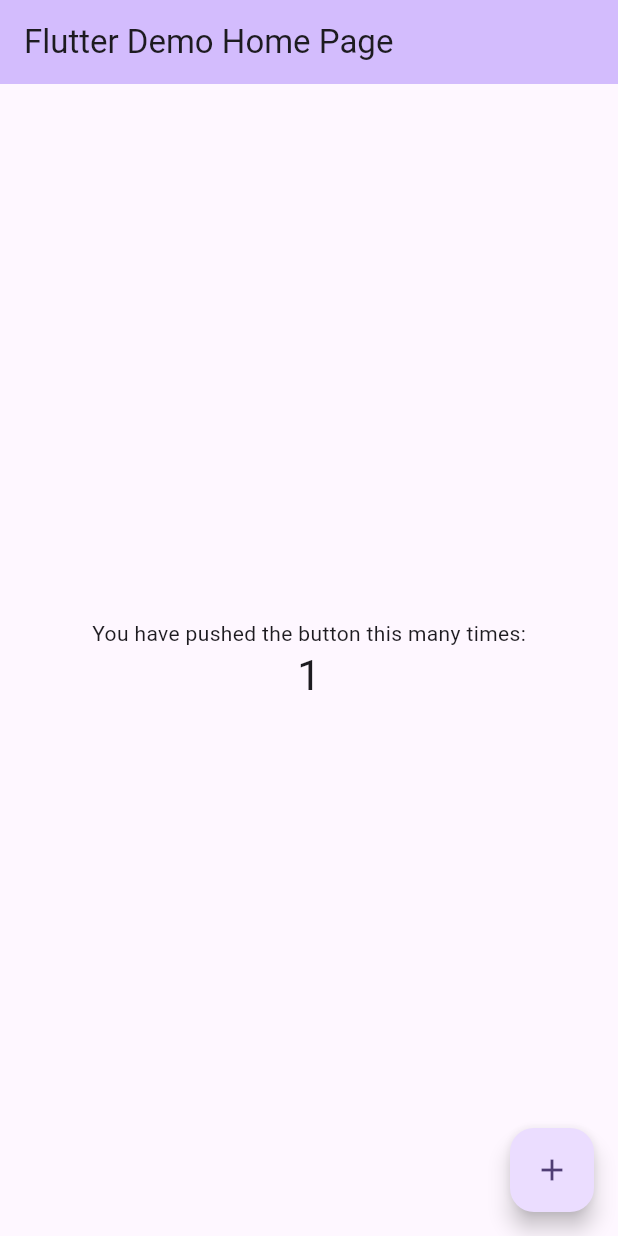
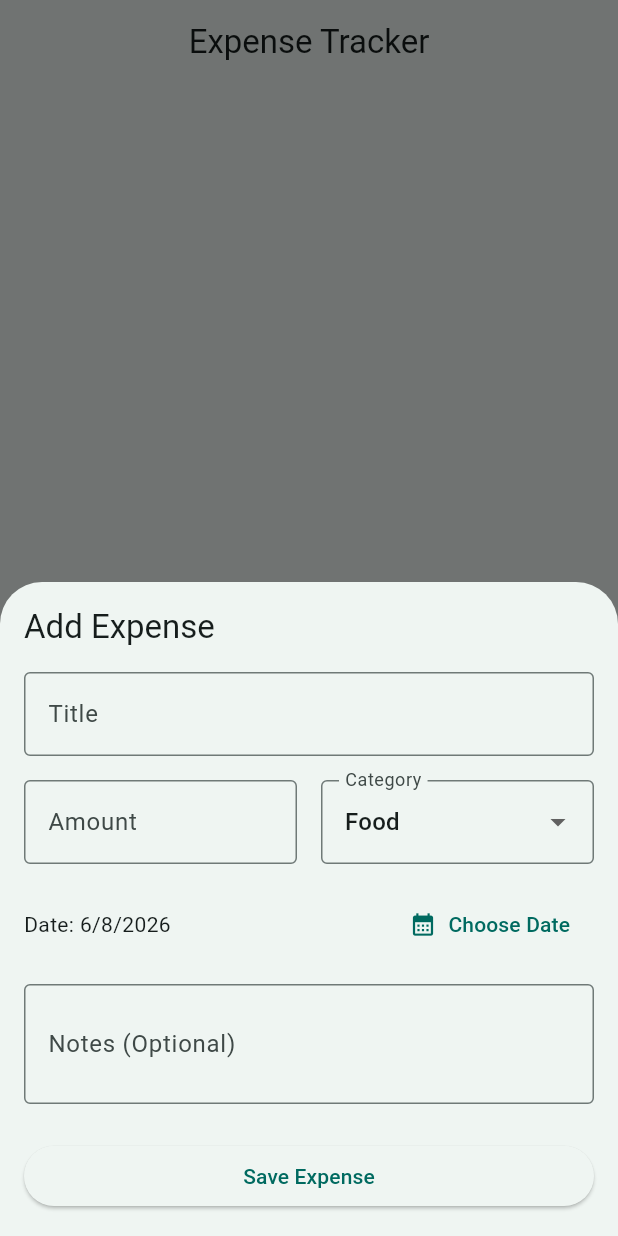
Before and after one commit to abdullahmeen/flutter_expense_tracking_app, a Flutter app: the screen it shows after launch, after a tap on the "add" icon, on a phone screen of 412 x 824 dp. Run offline on Flutter 3.47's test engine with Material 3 defaults, Android fonts, the light colour scheme and no system bars; our stand-ins replace fl_chart.

Commit message:
all changes done

```diff
--- a/lib/main.dart
+++ b/lib/main.dart
@@ -1,122 +1,38 @@
 import 'package:flutter/material.dart';
+import 'package:provider/provider.dart';
+import 'providers/expense_provider.dart';
+import 'screens/home_screen.dart';
 
 void main() {
-  runApp(const MyApp());
+  runApp(
+    ChangeNotifierProvider(
+      create: (context) => ExpenseProvider(),
+      child: const ExpenseTrackerApp(),
+    ),
+  );
 }
 
-class MyApp extends StatelessWidget {
-  const MyApp({super.key});
+class ExpenseTrackerApp extends StatelessWidget {
+  const ExpenseTrackerApp({super.key});
 
-  // This widget is the root of your application.
   @override
   Widget build(BuildContext context) {
     return MaterialApp(
-      title: 'Flutter Demo',
+      title: 'Expense Tracker',
+      debugShowCheckedModeBanner: false,
+      // Light Theme
       theme: ThemeData(
-        // This is the theme of your application.
-        //
-        // TRY THIS: Try running your application with "flutter run". You'll see
-        // the application has a purple toolbar. Then, without quitting the app,
-        // try changing the seedColor in the colorScheme below to Colors.green
-        // and then invoke "hot reload" (save your changes or press the "hot
-        // reload" button in a Flutter-supported IDE, or press "r" if you used
-        // the command line to start the app).
-        //
-        // Notice that the counter didn't reset back to zero; the application
-        // state is not lost during the reload. To reset the state, use hot
-        // restart instead.
-        //
-        // This works for code too, not just values: Most code changes can be
-        // tested with just a hot reload.
-        colorScheme: ColorScheme.fromSeed(seedColor: Colors.deepPurple),
+        colorScheme: ColorScheme.fromSeed(seedColor: Colors.teal, brightness: Brightness.light),
+        useMaterial3: true,
       ),
-      home: const MyHomePage(title: 'Flutter Demo Home Page'),
+      // Dark Theme (Bonus Requirement)
+      darkTheme: ThemeData(
+        colorScheme: ColorScheme.fromSeed(seedColor: Colors.teal, brightness: Brightness.dark),
+        useMaterial3: true,
+      ),
+      // Automatically follows system theme setting
+      themeMode: ThemeMode.system,
+      home: const HomeScreen(),
     );
   }
 }
-
-class MyHomePage extends StatefulWidget {
-  const MyHomePage({super.key, required this.title});
-
-  // This widget is the home page of your application. It is stateful, meaning
-  // that it has a State object (defined below) that contains fields that affect
-  // how it looks.
-
-  // This class is the configuration for the state. It holds the values (in this
-  // case the title) provided by the parent (in this case the App widget) and
-  // used by the build method of the State. Fields in a Widget subclass are
-  // always marked "final".
-
-  final String title;
-
-  @override
-  State<MyHomePage> createState() => _MyHomePageState();
-}
-
-class _MyHomePageState extends State<MyHomePage> {
-  int _counter = 0;
-
-  void _incrementCounter() {
-    setState(() {
-      // This call to setState tells the Flutter framework that something has
-      // changed in this State, which causes it to rerun the build method below
-      // so that the display can reflect the updated values. If we changed
-      // _counter without calling setState(), then the build method would not be
-      // called again, and so nothing would appear to happen.
-      _counter++;
-    });
-  }
-
-  @override
-  Widget build(BuildContext context) {
-    // This method is rerun every time setState is called, for instance as done
-    // by the _incrementCounter method above.
-    //
-    // The Flutter framework has been optimized to make rerunning build methods
-    // fast, so that you can just rebuild anything that needs updating rather
-    // than having to individually change instances of widgets.
-    return Scaffold(
-      appBar: AppBar(
-        // TRY THIS: Try changing the color here to a specific color (to
-        // Colors.amber, perhaps?) and trigger a hot reload to see the AppBar
-        // change color while the other colors stay the same.
-        backgroundColor: Theme.of(context).colorScheme.inversePrimary,
-        // Here we take the value from the MyHomePage object that was created by
-        // the App.build method, and use it to set our appbar title.
-        title: Text(widget.title),
-      ),
-      body: Center(
-        // Center is a layout widget. It takes a single child and positions it
-        // in the middle of the parent.
-        child: Column(
-          // Column is also a layout widget. It takes a list of children and
-          // arranges them vertically. By default, it sizes itself to fit its
-          // children horizontally, and tries to be as tall as its parent.
-          //
-          // Column has various properties to control how it sizes itself and
-          // how it positions its children. Here we use mainAxisAlignment to
-          // center the children vertically; the main axis here is the vertical
-          // axis because Columns are vertical (the cross axis would be
-          // horizontal).
-          //
-          // TRY THIS: Invoke "debug painting" (choose the "Toggle Debug Paint"
-          // action in the IDE, or press "p" in the console), to see the
-          // wireframe for each widget.
-          mainAxisAlignment: MainAxisAlignment.center,
-          children: <Widget>[
-            const Text('You have pushed the button this many times:'),
-            Text(
-              '$_counter',
-              style: Theme.of(context).textTheme.headlineMedium,
-            ),
-          ],
-        ),
-      ),
-      floatingActionButton: FloatingActionButton(
-        onPressed: _incrementCounter,
-        tooltip: 'Increment',
-        child: const Icon(Icons.add),
-      ), // This trailing comma makes auto-formatting nicer for build methods.
-    );
-  }
-}
--- /dev/null
+++ b/lib/models/expense.dart
@@ -0,0 +1,38 @@
+import 'package:uuid/uuid.dart';
+
+const uuid = Uuid();
+
+class Expense {
+  final String id;
+  final String title;
+  final double amount;
+  final String category;
+  final DateTime date;
+  final String? notes;
+
+  Expense({
+    String? id,
+    required this.title,
+    required this.amount,
+    required this.category,
+    required this.date,
+    this.notes,
+  }) : id = id ?? uuid.v4();
+
+  Expense copyWith({
+    String? title,
+    double? amount,
+    String? category,
+    DateTime? date,
+    String? notes,
+  }) {
+    return Expense(
+      id: id,
+      title: title ?? this.title,
+      amount: amount ?? this.amount,
+      category: category ?? this.category,
+      date: date ?? this.date,
+      notes: notes ?? this.notes,
+    );
+  }
+}
--- /dev/null
+++ b/lib/providers/expense_provider.dart
@@ -0,0 +1,49 @@
+import 'package:flutter/material.dart';
+import '../models/expense.dart';
+
+class ExpenseProvider with ChangeNotifier {
+  final List<Expense> _expenses = [];
+
+  // Get expenses sorted by date (most recent first)
+  List<Expense> get expenses {
+    List<Expense> sortedList = [..._expenses];
+    sortedList.sort((a, b) => b.date.compareTo(a.date));
+    return sortedList;
+  }
+
+  // Calculate total amount spent
+  double get totalSpent {
+    return _expenses.fold(0.0, (sum, item) => sum + item.amount);
+  }
+
+  // Generate category-wise breakdown for the chart
+  Map<String, double> get categoryBreakdown {
+    Map<String, double> breakdown = {};
+    for (var expense in _expenses) {
+      if (breakdown.containsKey(expense.category)) {
+        breakdown[expense.category] = breakdown[expense.category]! + expense.amount;
+      } else {
+        breakdown[expense.category] = expense.amount;
+      }
+    }
+    return breakdown;
+  }
+
+  void addExpense(Expense expense) {
+    _expenses.add(expense);
+    notifyListeners();
+  }
+
+  void updateExpense(Expense updatedExpense) {
+    final index = _expenses.indexWhere((e) => e.id == updatedExpense.id);
+    if (index >= 0) {
+      _expenses[index] = updatedExpense;
+      notifyListeners();
+    }
+  }
+
+  void deleteExpense(String id) {
+    _expenses.removeWhere((e) => e.id == id);
+    notifyListeners();
+  }
+}
--- /dev/null
+++ b/lib/screens/home_screen.dart
@@ -0,0 +1,94 @@
+import 'package:flutter/material.dart';
+import 'package:intl/intl.dart';
+import 'package:provider/provider.dart';
+import '../providers/expense_provider.dart';
+import '../widgets/expense_form.dart';
+import 'summary_screen.dart';
+
+class HomeScreen extends StatefulWidget {
+  const HomeScreen({super.key});
+
+  @override
+  State<HomeScreen> createState() => _HomeScreenState();
+}
+
+class _HomeScreenState extends State<HomeScreen> {
+  int _currentIndex = 0;
+
+  void _showExpenseForm(BuildContext context, {var expense}) {
+    showModalBottomSheet(
+      context: context,
+      isScrollControlled: true,
+      builder: (_) => ExpenseForm(expenseToEdit: expense),
+    );
+  }
+
+  @override
+  Widget build(BuildContext context) {
+    return Scaffold(
+      appBar: AppBar(
+        title: const Text('Expense Tracker'),
+        centerTitle: true,
+      ),
+      body: _currentIndex == 0 ? _buildExpenseList() : const SummaryScreen(),
+      floatingActionButton: FloatingActionButton(
+        onPressed: () => _showExpenseForm(context),
+        child: const Icon(Icons.add),
+      ),
+      floatingActionButtonLocation: FloatingActionButtonLocation.centerDocked,
+      bottomNavigationBar: NavigationBar(
+        selectedIndex: _currentIndex,
+        onDestinationSelected: (index) => setState(() => _currentIndex = index),
+        destinations: const [
+          NavigationDestination(icon: Icon(Icons.list_alt), label: 'Expenses'),
+          NavigationDestination(icon: Icon(Icons.pie_chart), label: 'Summary'),
+        ],
+      ),
+    );
+  }
+
+  Widget _buildExpenseList() {
+    return Consumer<ExpenseProvider>(
+      builder: (context, provider, child) {
+        final expenses = provider.expenses;
+
+        if (expenses.isEmpty) {
+          return const Center(child: Text('No expenses recorded. Tap + to add!'));
+        }
+
+        return ListView.builder(
+          itemCount: expenses.length,
+          itemBuilder: (context, index) {
+            final expense = expenses[index];
+            return Card(
+              margin: const EdgeInsets.symmetric(horizontal: 16, vertical: 8),
+              child: ListTile(
+                leading: CircleAvatar(
+                  backgroundColor: Theme.of(context).colorScheme.primaryContainer,
+                  child: const Icon(Icons.receipt_long),
+                ),
+                title: Text(expense.title, style: const TextStyle(fontWeight: FontWeight.bold)),
+                subtitle: Text('${expense.category} • ${DateFormat.yMMMd().format(expense.date)}'),
+                trailing: Row(
+                  mainAxisSize: MainAxisSize.min,
+                  children: [
+                    Text('\$${expense.amount.toStringAsFixed(2)}',
+                        style: const TextStyle(fontWeight: FontWeight.bold, fontSize: 16)),
+                    IconButton(
+                      icon: const Icon(Icons.edit, color: Colors.grey),
+                      onPressed: () => _showExpenseForm(context, expense: expense),
+                    ),
+                    IconButton(
+                      icon: const Icon(Icons.delete, color: Colors.redAccent),
+                      onPressed: () => provider.deleteExpense(expense.id),
+                    ),
+                  ],
+                ),
+              ),
+            );
+          },
+        );
+      },
+    );
+  }
+}
--- /dev/null
+++ b/lib/widgets/expense_form.dart
@@ -0,0 +1,162 @@
+import 'package:flutter/material.dart';
+import 'package:intl/intl.dart';
+import 'package:provider/provider.dart';
+import '../models/expense.dart';
+import '../providers/expense_provider.dart';
+
+class ExpenseForm extends StatefulWidget {
+  final Expense? expenseToEdit;
+
+  const ExpenseForm({super.key, this.expenseToEdit});
+
+  @override
+  State<ExpenseForm> createState() => _ExpenseFormState();
+}
+
+class _ExpenseFormState extends State<ExpenseForm> {
+  final _formKey = GlobalKey<FormState>();
+  late TextEditingController _titleController;
+  late TextEditingController _amountController;
+  late TextEditingController _notesController;
+  late DateTime _selectedDate;
+  String _selectedCategory = 'Food';
+
+  final List<String> _categories = ['Food', 'Transport', 'Utilities', 'Entertainment', 'Health', 'Other'];
+
+  @override
+  void initState() {
+    super.initState();
+    final expense = widget.expenseToEdit;
+    _titleController = TextEditingController(text: expense?.title ?? '');
+    _amountController = TextEditingController(text: expense?.amount.toString() ?? '');
+    _notesController = TextEditingController(text: expense?.notes ?? '');
+    _selectedDate = expense?.date ?? DateTime.now();
+    if (expense != null && _categories.contains(expense.category)) {
+      _selectedCategory = expense.category;
+    }
+  }
+
+  @override
+  void dispose() {
+    _titleController.dispose();
+    _amountController.dispose();
+    _notesController.dispose();
+    super.dispose();
+  }
+
+  void _presentDatePicker() async {
+    final pickedDate = await showDatePicker(
+      context: context,
+      initialDate: _selectedDate,
+      firstDate: DateTime(2000),
+      lastDate: DateTime.now(),
+    );
+    if (pickedDate != null) {
+      setState(() => _selectedDate = pickedDate);
+    }
+  }
+
+  void _saveExpense() {
+    if (_formKey.currentState!.validate()) {
+      final newExpense = Expense(
+        id: widget.expenseToEdit?.id,
+        title: _titleController.text.trim(),
+        amount: double.parse(_amountController.text),
+        category: _selectedCategory,
+        date: _selectedDate,
+        notes: _notesController.text.trim().isEmpty ? null : _notesController.text.trim(),
+      );
+
+      final provider = Provider.of<ExpenseProvider>(context, listen: false);
+      if (widget.expenseToEdit == null) {
+        provider.addExpense(newExpense);
+      } else {
+        provider.updateExpense(newExpense);
+      }
+      Navigator.of(context).pop();
+    }
+  }
+
+  @override
+  Widget build(BuildContext context) {
+    return Padding(
+      // Padding handles keyboard overlap
+      padding: EdgeInsets.only(
+        left: 16, right: 16, top: 16,
+        bottom: MediaQuery.of(context).viewInsets.bottom + 16,
+      ),
+      child: Form(
+        key: _formKey,
+        child: SingleChildScrollView(
+          child: Column(
+            mainAxisSize: MainAxisSize.min,
+            crossAxisAlignment: CrossAxisAlignment.stretch,
+            children: [
+              Text(
+                widget.expenseToEdit == null ? 'Add Expense' : 'Edit Expense',
+                style: Theme.of(context).textTheme.titleLarge,
+              ),
+              const SizedBox(height: 16),
+              TextFormField(
+                controller: _titleController,
+                decoration: const InputDecoration(labelText: 'Title', border: OutlineInputBorder()),
+                validator: (val) => val == null || val.trim().isEmpty ? 'Please enter a title' : null,
+              ),
+              const SizedBox(height: 16),
+              Row(
+                children: [
+                  Expanded(
+                    child: TextFormField(
+                      controller: _amountController,
+                      keyboardType: const TextInputType.numberWithOptions(decimal: true),
+                      decoration: const InputDecoration(labelText: 'Amount', prefixText: '\$ ', border: OutlineInputBorder()),
+                      validator: (val) {
+                        if (val == null || val.isEmpty) return 'Enter amount';
+                        final amount = double.tryParse(val);
+                        if (amount == null || amount <= 0) return 'Invalid amount';
+                        return null;
+                      },
+                    ),
+                  ),
+                  const SizedBox(width: 16),
+                  Expanded(
+                    child: DropdownButtonFormField<String>(
+                      value: _selectedCategory,
+                      decoration: const InputDecoration(labelText: 'Category', border: OutlineInputBorder()),
+                      items: _categories.map((c) => DropdownMenuItem(value: c, child: Text(c))).toList(),
+                      onChanged: (val) => setState(() => _selectedCategory = val!),
+                    ),
+                  ),
+                ],
+              ),
+              const SizedBox(height: 16),
+              Row(
+                children: [
+                  Expanded(
+                    child: Text('Date: ${DateFormat.yMd().format(_selectedDate)}'),
+                  ),
+                  TextButton.icon(
+                    icon: const Icon(Icons.calendar_month),
+                    label: const Text('Choose Date'),
+                    onPressed: _presentDatePicker,
+                  )
+                ],
+              ),
+              const SizedBox(height: 16),
+              TextFormField(
+                controller: _notesController,
+                decoration: const InputDecoration(labelText: 'Notes (Optional)', border: OutlineInputBorder()),
+                maxLines: 2,
+              ),
+              const SizedBox(height: 24),
+              ElevatedButton(
+                onPressed: _saveExpense,
+                child: Text(widget.expenseToEdit == null ? 'Save Expense' : 'Update Expense'),
+              )
+            ],
+          ),
+        ),
+      ),
+    );
+  }
+}
--- a/pubspec.yaml
+++ b/pubspec.yaml
@@ -30,6 +30,11 @@ environment:
 dependencies:
   flutter:
     sdk: flutter
+  provider: ^6.1.2      # State management
+  intl: ^0.19.0         # Date formatting
+  uuid: ^4.4.0          # Unique IDs for expenses
+  fl_chart: ^0.68.0     # Clean, animated charts
+
 
   # The following adds the Cupertino Icons font to your application.
   # Use with the CupertinoIcons class for iOS style icons.
```
Also changed, not shown: lib/screens/summary_screen.dart (added, +78 -0 lines), pubspec.lock.
